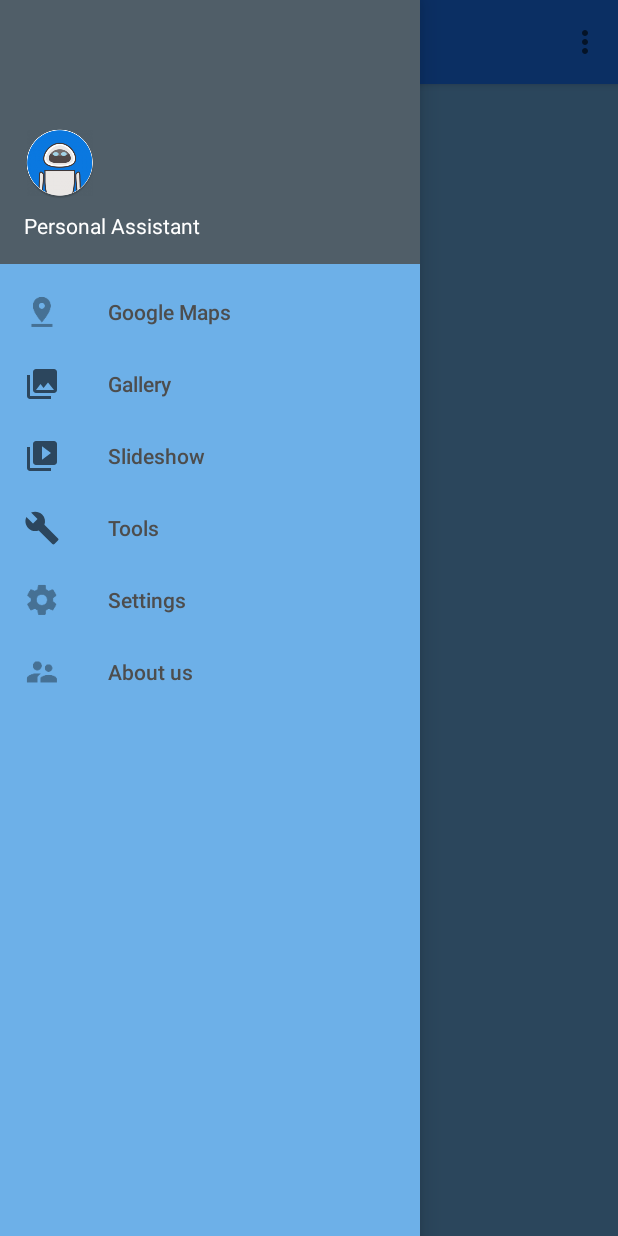
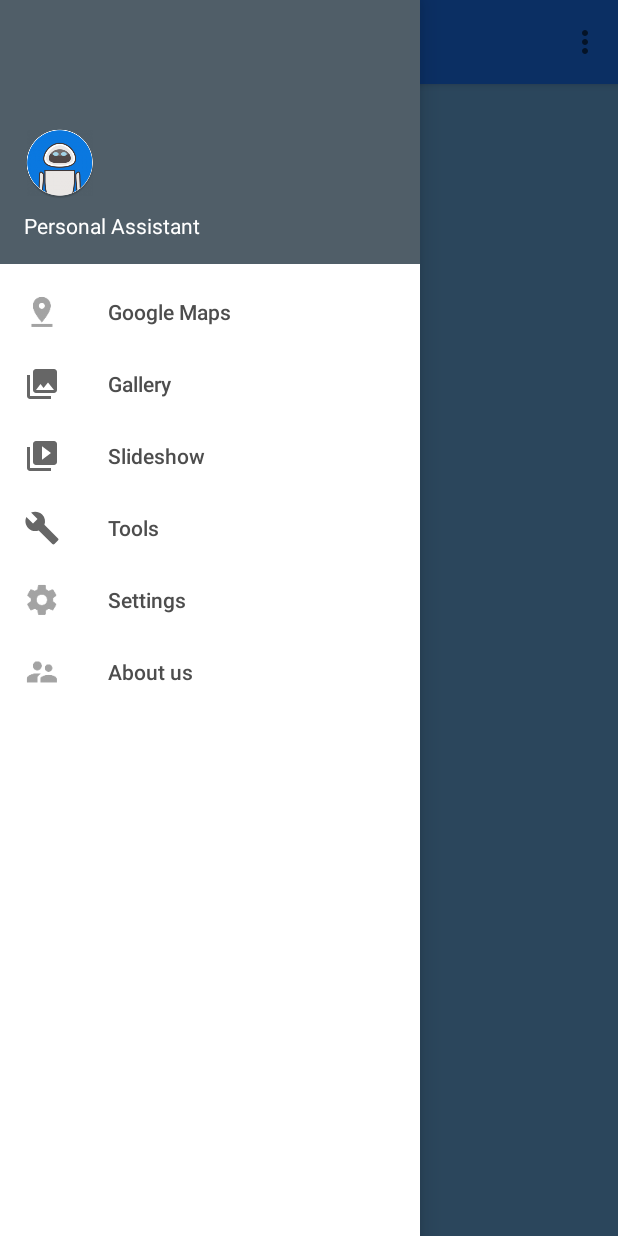
Before and after one commit to NKesar75/Final-Project-Mobile, an Android app: the Homescreen_nav screen opened directly, with no data from a screen before it, with the side drawer open, on a phone screen of 412 x 824 dp. Run offline under Robolectric (Android 15) with nearby library versions, the phone set to English and light mode, and no system bars.

```diff
--- a/Personal-Assistant/app/src/main/res/layout/activity_homescreen_nav.xml
+++ b/Personal-Assistant/app/src/main/res/layout/activity_homescreen_nav.xml
@@ -19,6 +19,8 @@
         android:layout_height="match_parent"
         android:layout_gravity="start"
         android:fitsSystemWindows="true"
+        android:background="#FFFFFF"
+        android:textColor="@color/Button_color"
         app:headerLayout="@layout/nav_header_homescreen_nav"
         app:menu="@menu/activity_homescreen_nav_drawer" />
 
```
Also changed, not shown: Personal-Assistant/app/src/main/res/drawable/paicon.png (renamed from Personal-Assistant/app/src/main/assests/paicon.png).
